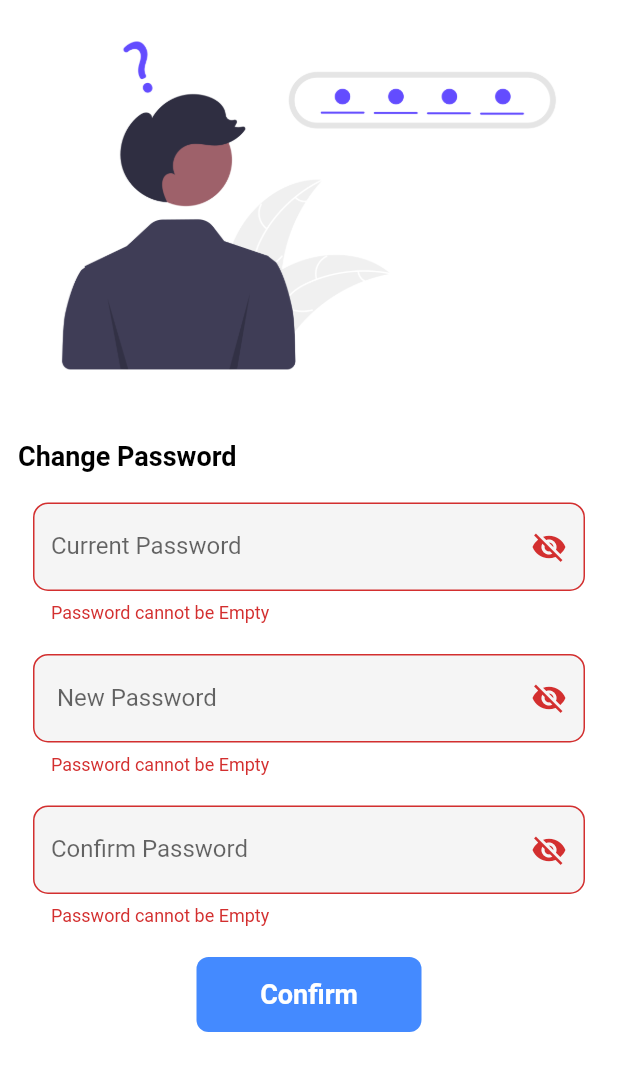
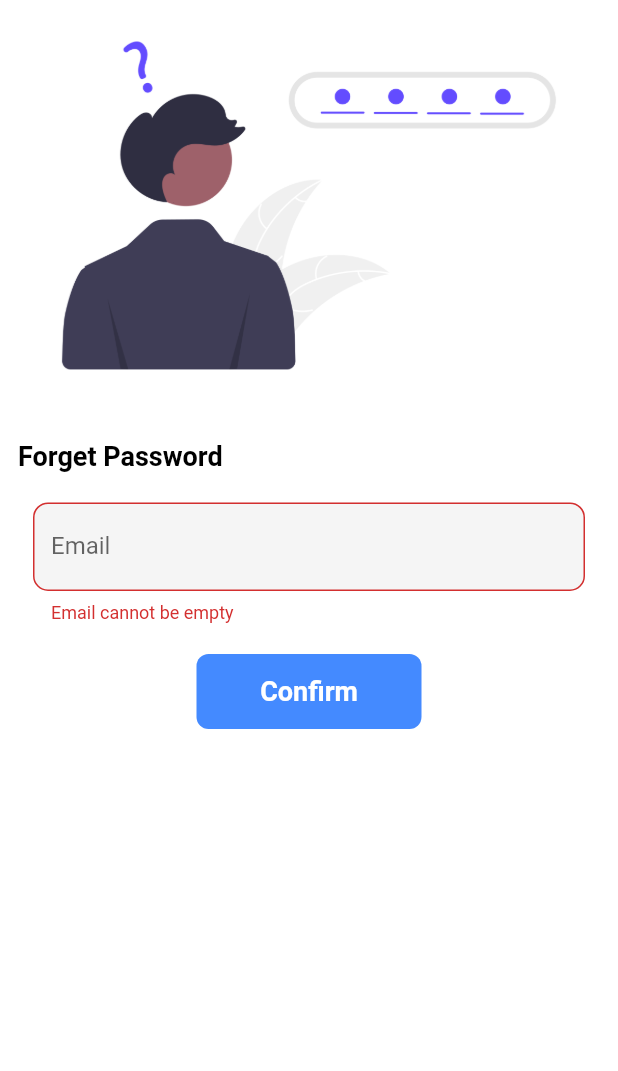
Before and after one commit to Pratham-Makwana/BusTicketBooking, a Flutter app: the ForgetPassword screen opened directly, after a tap on "Confirm", on a phone screen of 412 x 824 dp. Shown: the top 1071 px of the screen. Run offline on Flutter 3.47's test engine with Material 2 defaults, Android fonts, the phone set to English and light mode, and no system bars; our stand-ins replace cloud_firestore, dropdown_button2, firebase_auth, firebase_core, get, shared_preferences; accounts and stored records are empty.

Commit message:
App completed

```diff
--- a/lib/models/auth.dart
+++ b/lib/models/auth.dart
@@ -3,14 +3,15 @@ import 'package:bus_ticket_booking_app/pages/homepage.dart';
 import 'package:bus_ticket_booking_app/pages/loginpage.dart';
 import 'package:firebase_auth/firebase_auth.dart';
 import 'package:flutter/material.dart';
-import 'package:google_sign_in/google_sign_in.dart';
 import 'package:flutter/cupertino.dart';
 import 'package:get/get.dart';
 import 'package:shared_preferences/shared_preferences.dart';
+import 'package:cloud_firestore/cloud_firestore.dart';
 
 
 
 // creating firebase instance
+/*
 final FirebaseAuth auth = FirebaseAuth.instance;
 
 Future<void> signup(BuildContext context) async {
@@ -37,6 +38,7 @@ Future<void> signup(BuildContext context) async {
   // for go to the HomePage screen
 }
 //}
+*/
 
 
 
@@ -46,9 +48,15 @@ Future<void> signup(BuildContext context) async {
 
 class AuthController extends GetxController
 {
-  signUp(String email,String password) async {
+  signUp(String name,String email,String password) async {
     try{
-      await FirebaseAuth.instance.createUserWithEmailAndPassword(email: email, password: password).then((value) {
+      await FirebaseAuth.instance.createUserWithEmailAndPassword(email: email, password: password).then((value) async {
+
+        await FirebaseFirestore.instance.collection('user').add({
+          "name":name,
+          "email":email,
+          "password":password
+        });
         // print("Done");
         Get.snackbar("Sign Up", "Sign Up successfully",snackPosition: SnackPosition.BOTTOM);
         Get.offAll( LoginPage());
--- a/lib/pages/forget_password.dart
+++ b/lib/pages/forget_password.dart
@@ -12,15 +12,9 @@ class ForgetPassword extends StatefulWidget {
 class _ForgetPasswordState extends State<ForgetPassword> {
 
   bool changebutton = false;
-  bool seecurrentpwd = true;
-  bool seenewpwd = true;
-  bool seeconfimepwd = true;
-
   final _formkey = GlobalKey<FormState>();
 
-  TextEditingController currentpwd = TextEditingController();
-  TextEditingController newpwd = TextEditingController();
-  TextEditingController confirmpwd = TextEditingController();
+  TextEditingController email = TextEditingController();
   AuthController authController=Get.put(AuthController());
 
   //Function to move to login page
@@ -30,7 +24,7 @@ class _ForgetPasswordState extends State<ForgetPassword> {
         changebutton = true;
       });
       await Future.delayed(Duration(seconds: 2));
-      await authController.changePassword(currentpwd.text,newpwd.text);
+      await authController.forgotPassword(email.text);
       setState(() {
         changebutton = false;
       });
@@ -57,7 +51,7 @@ class _ForgetPasswordState extends State<ForgetPassword> {
                   child: Row(
                     mainAxisAlignment: MainAxisAlignment.start,
                     children: [
-                      Text("Change Password",style: TextStyle(fontSize: 18,fontWeight: FontWeight.bold,color: Colors.black),),
+                      Text("Forget Password",style: TextStyle(fontSize: 18,fontWeight: FontWeight.bold,color: Colors.black),),
                     ],
                   ),
                 ),
@@ -69,100 +63,18 @@ class _ForgetPasswordState extends State<ForgetPassword> {
                   child: Column(
                     children: [
                       TextFormField(
-                        controller: currentpwd,
-                        obscureText: seecurrentpwd,
+                        controller: email,
                         decoration: InputDecoration(
                             fillColor: Colors.grey.shade100,
                             filled: true,
-                            suffixIcon: IconButton(
-                              icon: Icon( seecurrentpwd ? Icons.visibility_off : Icons.visibility),
-                              //icon:seepwd== false ?Icon(Icons.remove_red_eye_outlined ): Icon(Icons.remove_red_eye) ,
-                              onPressed: (){
-                                setState(() {
-                                  seecurrentpwd=!seecurrentpwd;
-                                });
-                              },
-                            ),
-                            border:  OutlineInputBorder(
+                            hintText: "Enter Your Email",
+                            border: OutlineInputBorder(
                                 borderRadius: BorderRadius.circular(10)
                             ),
-                            labelText: 'Current Password',
-                            hintText: 'Enter Your Current Password'
-                        ),
-                        validator: (value){
-                          if (value!.isEmpty){
-                            return "Password cannot be Empty";
-                          }
-                          else if(value.length < 6){
-                            return "Password length should be atleast 6";
-                          }
-                          return null;
-                        },
-                      ),
-                      SizedBox(
-                        height: 20.0,
-                      ),
-                      TextFormField(
-                        controller: newpwd,
-                        obscureText: seenewpwd,
-                        decoration: InputDecoration(
-                            fillColor: Colors.grey.shade100,
-                            filled: true,
-                            suffixIcon: IconButton(
-                              icon: Icon( seenewpwd ? Icons.visibility_off : Icons.visibility),
-                              //icon:seepwd== false ?Icon(Icons.remove_red_eye_outlined ): Icon(Icons.remove_red_eye) ,
-                              onPressed: (){
-                                setState(() {
-                                  seenewpwd=!seenewpwd;
-                                });
-                              },
-                            ),
-                            border:  OutlineInputBorder(
-                                borderRadius: BorderRadius.circular(10)
-                            ),
-                            labelText: ' New Password',
-                            hintText: 'Enter Your New Password'
-                        ),
-                        validator: (value){
-                          if (value!.isEmpty){
-                            return "Password cannot be Empty";
-                          }
-                          else if(value.length < 6){
-                            return "Password length should be atleast 6";
-                          }
-                          return null;
-                        },
-                      ),
-                      SizedBox(
-                        height: 20.0,
-                      ),
-                      TextFormField(
-                        controller: confirmpwd,
-                        obscureText: seeconfimepwd,
-                        decoration: InputDecoration(
-                            fillColor: Colors.grey.shade100,
-                            filled: true,
-                            suffixIcon: IconButton(
-                              icon: Icon( seeconfimepwd ? Icons.visibility_off : Icons.visibility),
-                              //icon:seepwd== false ?Icon(Icons.remove_red_eye_outlined ): Icon(Icons.remove_red_eye) ,
-                              onPressed: (){
-                                setState(() {
-                                  seeconfimepwd=!seeconfimepwd;
-                                });
-                              },
-                            ),
-                            border:  OutlineInputBorder(
-                                borderRadius: BorderRadius.circular(10)
-                            ),
-                            labelText: 'Confirm Password',
-                            hintText: 'Enter Confirm Password'
-                        ),
-                        validator: (value){
-                          if (value!.isEmpty){
-                            return "Password cannot be Empty";
-                          }
-                          else if(value.length < 6){
-                            return "Password length should be atleast 6";
+                            labelText: "Email"),
+                        validator: (value) {
+                          if (value!.isEmpty) {
+                            return "Email cannot be empty";
                           }
                           return null;
                         },
--- a/lib/pages/signuppage.dart
+++ b/lib/pages/signuppage.dart
@@ -28,7 +28,7 @@ class _SignupPageState extends State<SignupPage> {
         changebutton = true;
       });
       await Future.delayed(Duration(seconds: 1));
-      await  authController.signUp(username.text, password.text);
+      await  authController.signUp(name.text,username.text, password.text);
       // Navigator.push(
       //context, MaterialPageRoute(builder: (context) => LoginPage()),);
       setState(() {
```
Also changed, not shown: lib/pages/bus_ticket.dart (+7 -1 lines), lib/pages/homepage.dart (+13 -8 lines), lib/pages/loginpage.dart (+6 -1 lines).
